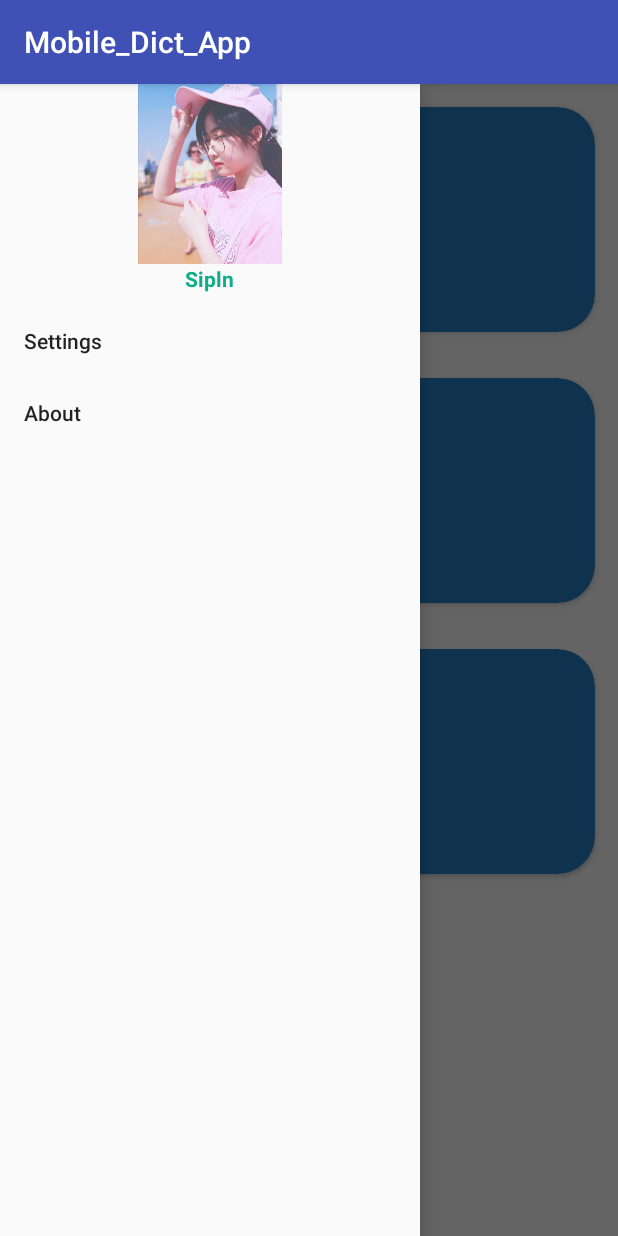
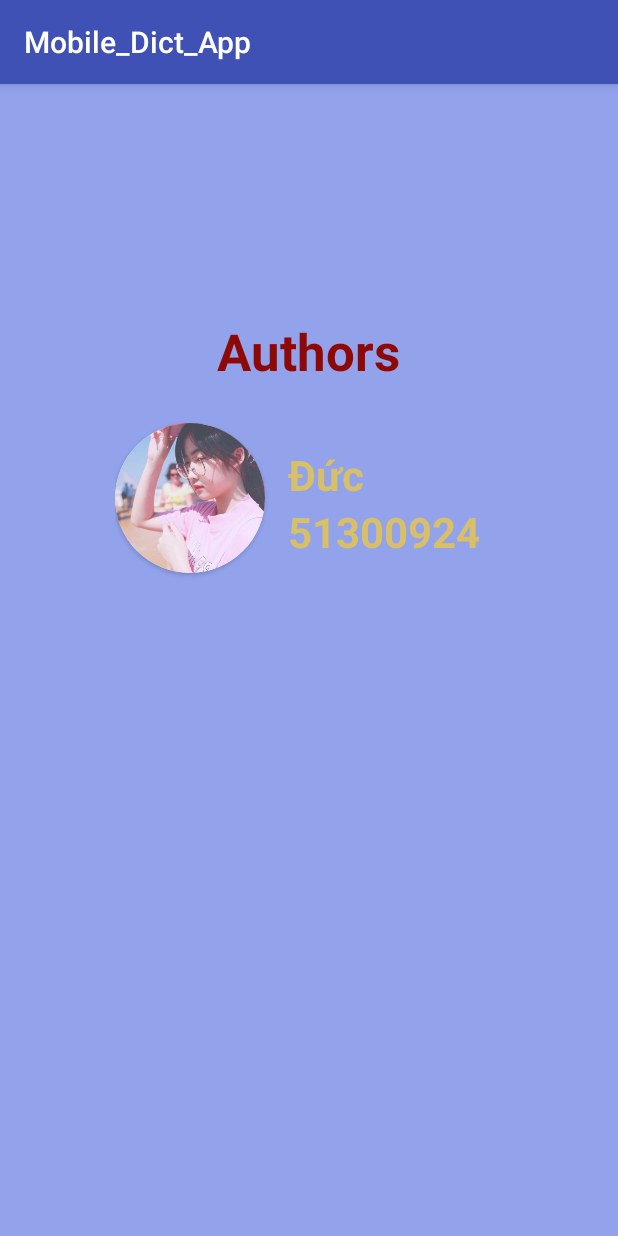
Before and after one commit to anhnguyen4/mobileappproject, an Android app: the screen it shows after launch (HomeActivity before the commit, AboutActivity after it), in the side drawer, after a tap on "About", on a phone screen of 412 x 824 dp. Run offline under Robolectric (Android 15) with nearby library versions, the phone set to English and light mode, and no system bars.

Commit message:
Them About va chinh UI cua App

```diff
--- a/app/build.gradle
+++ b/app/build.gradle
@@ -25,6 +25,7 @@ dependencies {
     implementation 'com.android.support:cardview-v7:27.1.1'
     implementation 'com.android.support:design:27.1.1'
     implementation 'com.android.support.constraint:constraint-layout:1.1.0'
+    implementation 'com.android.support:support-v4:27.1.1'
     testImplementation 'junit:junit:4.12'
     androidTestImplementation 'com.android.support.test:runner:1.0.2'
     androidTestImplementation 'com.android.support.test.espresso:espresso-core:3.0.2'
--- a/app/src/main/AndroidManifest.xml
+++ b/app/src/main/AndroidManifest.xml
@@ -22,10 +22,12 @@
 
         <service
             android:name=".Services.ClipboardObserveService"
-            android:enabled="true"></service>
+            android:enabled="true" />
         <service
             android:name=".Services.NotifyService"
-            android:exported="false"></service>
+            android:exported="false" />
+
+        <activity android:name=".Views.Activities.AboutActivity"></activity>
     </application>
 
 </manifest>
--- a/app/src/main/java/com/example/sipln/mobile_dict_app/Services/NotifyService.java
+++ b/app/src/main/java/com/example/sipln/mobile_dict_app/Services/NotifyService.java
@@ -3,12 +3,9 @@ package com.example.sipln.mobile_dict_app.Services;
 import android.app.IntentService;
 import android.app.NotificationManager;
 import android.app.PendingIntent;
-import android.content.ClipboardManager;
 import android.content.Intent;
-import android.content.Context;
 import android.support.v4.app.NotificationCompat;
 
-import com.example.sipln.mobile_dict_app.Models.Word;
 import com.example.sipln.mobile_dict_app.R;
 import com.example.sipln.mobile_dict_app.Views.Activities.HomeActivity;
 
--- /dev/null
+++ b/app/src/main/java/com/example/sipln/mobile_dict_app/Views/Activities/AboutActivity.java
@@ -0,0 +1,14 @@
+package com.example.sipln.mobile_dict_app.Views.Activities;
+
+import com.example.sipln.mobile_dict_app.R;
+import android.support.v7.app.AppCompatActivity;
+import android.os.Bundle;
+
+public class AboutActivity extends AppCompatActivity {
+
+    @Override
+    protected void onCreate(Bundle savedInstanceState) {
+        super.onCreate(savedInstanceState);
+        setContentView(R.layout.activity_about);
+    }
+}
--- a/app/src/main/java/com/example/sipln/mobile_dict_app/Views/Activities/HomeActivity.java
+++ b/app/src/main/java/com/example/sipln/mobile_dict_app/Views/Activities/HomeActivity.java
@@ -1,11 +1,15 @@
 package com.example.sipln.mobile_dict_app.Views.Activities;
 
 import android.content.Intent;
+import android.support.annotation.NonNull;
+import android.support.design.widget.NavigationView;
 import android.support.v7.app.AppCompatActivity;
 import android.os.Bundle;
 import android.support.v7.widget.DefaultItemAnimator;
 import android.support.v7.widget.LinearLayoutManager;
 import android.support.v7.widget.RecyclerView;
+
+import android.view.MenuItem;
 
 import com.example.sipln.mobile_dict_app.R;
 
@@ -27,6 +31,23 @@ public class HomeActivity extends AppCompatActivity {
     protected void onCreate(Bundle savedInstanceState) {
         super.onCreate(savedInstanceState);
         setContentView(R.layout.activity_home);
+
+        NavigationView drawer = findViewById(R.id.nv_drawer);
+        drawer.setNavigationItemSelectedListener(new NavigationView.OnNavigationItemSelectedListener() {
+            @Override
+            public boolean onNavigationItemSelected(@NonNull MenuItem item) {
+                int id = item.getItemId();
+                switch (id) {
+                    case R.id.About:
+                        Intent about = new Intent(HomeActivity.this, AboutActivity.class);
+                        startActivity(about);
+                        break;
+                    default:
+                        break;
+                }
+                return false;
+            }
+        });
 
         recyclerView = findViewById(R.id.rv_word_list);
         recyclerView.setHasFixedSize(true);
--- /dev/null
+++ b/app/src/main/res/layout/activity_about.xml
@@ -0,0 +1,70 @@
+<?xml version="1.0" encoding="utf-8"?>
+<RelativeLayout
+    xmlns:android="http://schemas.android.com/apk/res/android"
+    xmlns:app="http://schemas.android.com/apk/res-auto"
+    xmlns:tools="http://schemas.android.com/tools"
+    android:layout_width="match_parent"
+    android:layout_height="match_parent"
+    tools:context=".Views.Activities.AboutActivity"
+    android:background="#92a2eb"
+    >
+    <LinearLayout
+        android:layout_width="wrap_content"
+        android:layout_height="wrap_content"
+        android:orientation="vertical"
+        android:layout_marginTop="155dp"
+        android:layout_centerHorizontal="true"
+        android:gravity="center"
+        >
+        <TextView
+            android:layout_width="wrap_content"
+            android:layout_height="wrap_content"
+            android:text="Authors"
+            android:textStyle="bold"
+            android:textColor="#8e0905"
+            android:textSize="34dp"
+            />
+        <LinearLayout
+            android:layout_width="wrap_content"
+            android:layout_height="wrap_content"
+            android:orientation="horizontal"
+            android:padding="25dp"
+            >
+            <android.support.v7.widget.CardView
+                android:layout_width="wrap_content"
+                android:layout_height="wrap_content"
+                app:cardCornerRadius="50dp"
+                >
+                <ImageView
+                    android:layout_width="100dp"
+                    android:layout_height="100dp"
+                    android:scaleType="centerCrop"
+                    android:src="@drawable/girl"
+                    />
+            </android.support.v7.widget.CardView>
+            <LinearLayout
+                android:layout_width="wrap_content"
+                android:layout_height="wrap_content"
+                android:orientation="vertical"
+                android:layout_margin="15dp"
+                >
+                <TextView
+                    android:layout_width="wrap_content"
+                    android:layout_height="wrap_content"
+                    android:text="Đức"
+                    android:textStyle="bold"
+                    android:textSize="28dp"
+                    android:textColor="#e8dec25b"
+                    />
+                <TextView
+                    android:layout_width="wrap_content"
+                    android:layout_height="wrap_content"
+                    android:text="51300924"
+                    android:textStyle="bold"
+                    android:textSize="28dp"
+                    android:textColor="#e8dec25b"
+                    />
+            </LinearLayout>
+        </LinearLayout>
+    </LinearLayout>
+</RelativeLayout>
--- a/app/src/main/res/layout/activity_home.xml
+++ b/app/src/main/res/layout/activity_home.xml
@@ -5,11 +5,12 @@
     xmlns:tools="http://schemas.android.com/tools"
     android:layout_width="match_parent"
     android:layout_height="match_parent"
-    tools:context=".Views.Activities.HomeActivity">
+    tools:context=".Views.Views.Activities.HomeActivity">
 
     <include layout="@layout/word_list"/>
 
     <android.support.design.widget.NavigationView
+        android:id="@+id/nv_drawer"
         android:layout_width="wrap_content"
         android:layout_height="match_parent"
         app:headerLayout="@layout/drawer_header"
--- a/app/src/main/res/values/strings.xml
+++ b/app/src/main/res/values/strings.xml
@@ -1,3 +1,4 @@
 <resources>
     <string name="app_name">Mobile_Dict_App</string>
+
 </resources>
```
Also changed, not shown: app/src/main/java/com/example/sipln/mobile_dict_app/Views/Fragments/AboutFragment.java (added, +109 -0 lines), app/src/main/res/layout/drawer_header.xml (+15 -9 lines), app/src/main/res/layout/fragment_about.xml (added, +14 -0 lines).
